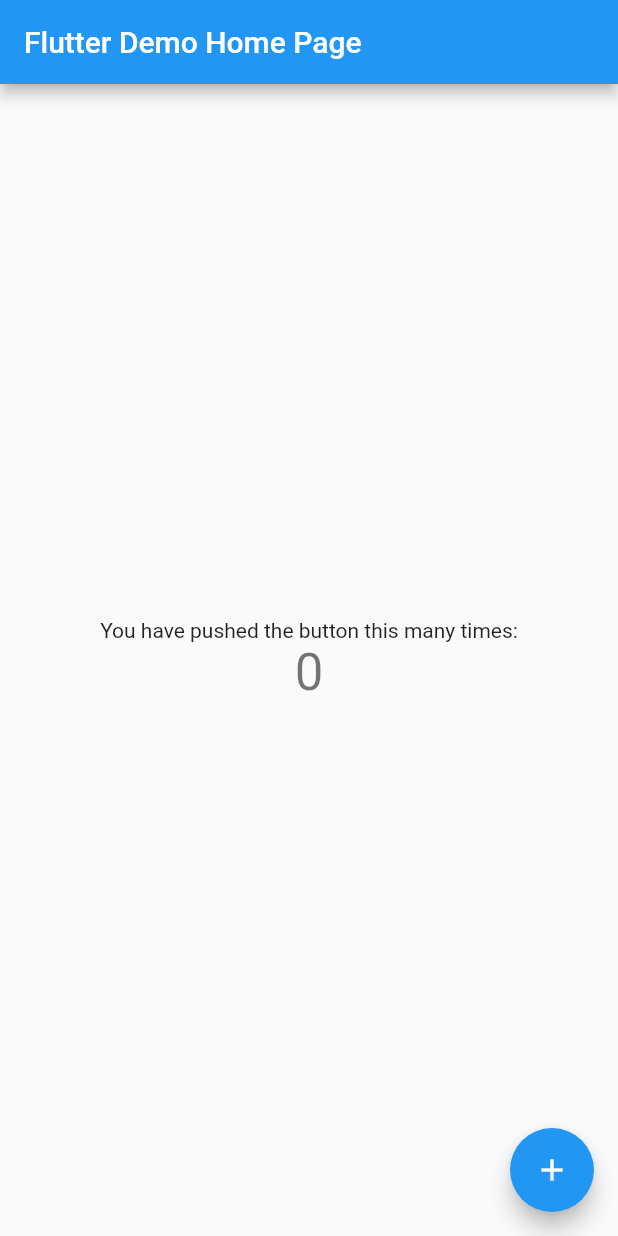
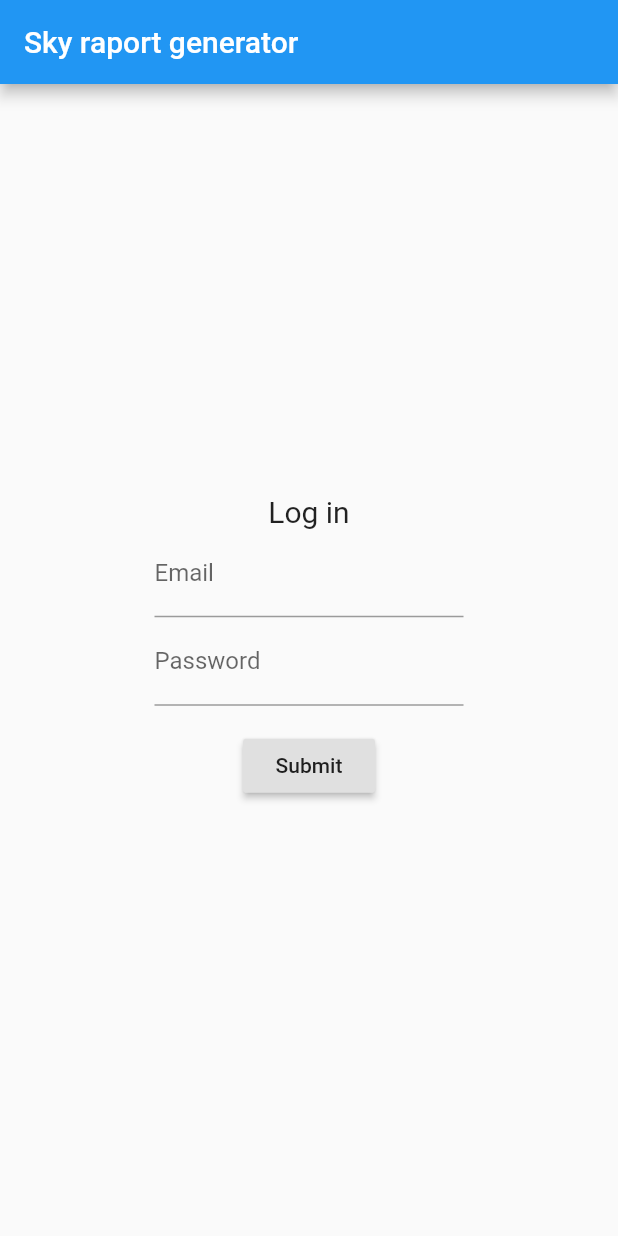
Before and after one commit to skygate/skyexpo-matchmaking, a Flutter app: the screen it shows after launch, on a phone screen of 412 x 824 dp. Run offline on Flutter 3.47's test engine with Material 2 defaults, Android fonts, the phone set to English and light mode, and no system bars; our stand-ins replace flutter_redux, redux; missing offline and left inert: redux_epics.

Commit message:
[SKYEX-42] Set up login feature

```diff
--- /dev/null
+++ b/mobile/lib/common/validators/isNotEmpty.validator.dart
@@ -0,0 +1,6 @@
+String isNotEmptyValidator(String value) {
+  if (value.isEmpty) {
+    return 'This field is required';
+  }
+  return null;
+}
--- /dev/null
+++ b/mobile/lib/features/auth/actions/auth.actions.dart
@@ -0,0 +1,25 @@
+import 'package:mobile/features/auth/models/credentails.model.dart';
+
+class LogInRequestAction {
+  final Credentials credentials;
+
+  LogInRequestAction(this.credentials);
+
+  @override
+  String toString() {
+    return 'LogInRequestAction{credentials: $credentials}';
+  }
+}
+
+class LogInSucceedAction {
+  final Credentials userData;
+
+  LogInSucceedAction(this.userData);
+
+  @override
+  String toString() {
+    return 'LogInRequestAction{userData: $userData}';
+  }
+}
+
+class LogInFailedAction {}
--- /dev/null
+++ b/mobile/lib/features/auth/containers/log-in.container.dart
@@ -0,0 +1,36 @@
+import 'package:flutter/cupertino.dart';
+import 'package:flutter/foundation.dart';
+import 'package:mobile/features/auth/widgets/log-in.widget.dart';
+import 'package:redux/redux.dart';
+import 'package:flutter_redux/flutter_redux.dart';
+
+import 'package:mobile/features/auth/actions/auth.actions.dart';
+import 'package:mobile/store/app-state.dart';
+
+class LogInContainer extends StatelessWidget {
+  LogInContainer({Key key}) : super(key: key);
+
+  @override
+  Widget build(BuildContext context) {
+    return StoreConnector<AppState, _ViewModel>(
+      converter: _ViewModel.fromStore,
+      builder: (context, vm) {
+        return LogInForm(
+          title: 'Log in',
+          onFormSubmit: vm.logInRequestAction,
+        );
+      },
+    );
+  }
+}
+
+class _ViewModel {
+  final Function(dynamic) logInRequestAction;
+  _ViewModel({@required this.logInRequestAction});
+
+  static _ViewModel fromStore(Store<AppState> store) {
+    return _ViewModel(logInRequestAction: (credentails) {
+      store.dispatch(LogInRequestAction(credentails));
+    });
+  }
+}
--- /dev/null
+++ b/mobile/lib/features/auth/models/credentails.model.dart
@@ -0,0 +1,4 @@
+class Credentials {
+  String email;
+  String password;
+}
--- /dev/null
+++ b/mobile/lib/features/auth/reducers/auth.reducer.dart
@@ -0,0 +1,29 @@
+import 'package:redux/redux.dart';
+
+import 'package:mobile/features/auth/actions/auth.actions.dart';
+
+class AuthState {
+  AuthState(
+      {this.email = '',
+      this.token = '',
+      this.isAuthenticated = false,
+      this.authIsChecked = false});
+
+  final String email;
+  final String token;
+  final bool isAuthenticated;
+  final bool authIsChecked;
+}
+
+final authReducer = combineReducers<AuthState>([
+  TypedReducer<AuthState, LogInSucceedAction>(getTokenSucceedReducer),
+]);
+
+AuthState getTokenSucceedReducer(
+    AuthState authState, LogInSucceedAction action) {
+  return new AuthState(
+      email: action.userData.email,
+      token: 'token',
+      isAuthenticated: true,
+      authIsChecked: authState.authIsChecked);
+}
--- /dev/null
+++ b/mobile/lib/features/auth/widgets/log-in.widget.dart
@@ -0,0 +1,64 @@
+import 'package:flutter/material.dart';
+import 'package:mobile/common/validators/getValidators.validator.dart';
+import 'package:mobile/common/validators/isNotEmpty.validator.dart';
+import 'package:mobile/common/validators/isValidEmail.validator.dart';
+import 'package:mobile/common/validators/isValidPassword.validator.dart';
+import 'package:mobile/features/auth/models/credentails.model.dart';
+
+class LogInForm extends StatelessWidget {
+  final _formKey = GlobalKey<FormState>();
+  final String title;
+  final Function(Credentials) onFormSubmit;
+  final Credentials _formData = new Credentials();
+
+  LogInForm({Key key, @required this.title, @required this.onFormSubmit})
+      : super(key: key);
+
+  void submitForm() {
+    if (_formKey.currentState.validate()) {
+      _formKey.currentState.save();
+      onFormSubmit(this._formData);
+    }
+  }
+
+  @override
+  Widget build(BuildContext context) {
+    return Center(
+        child: Container(
+            width: MediaQuery.of(context).size.width * 0.5,
+            child: Form(
+              key: _formKey,
+              child: Column(
+                mainAxisAlignment: MainAxisAlignment.center,
+                crossAxisAlignment: CrossAxisAlignment.center,
+                children: <Widget>[
+                  Text(title, style: TextStyle(fontSize: 20)),
+                  TextFormField(
+                    decoration: InputDecoration(labelText: 'Email'),
+                    onSaved: (String value) {
+                      this._formData.email = value;
+                    },
+                    validator: (value) => composeValidators(
+                        [isNotEmptyValidator, isValidEmailValidator], value),
+                  ),
+                  TextFormField(
+                    decoration: InputDecoration(labelText: 'Password'),
+                    onSaved: (String value) {
+                      this._formData.password = value;
+                    },
+                    obscureText: true,
+                    validator: (value) => composeValidators(
+                        [isNotEmptyValidator, isValidPasswordValidator], value),
+                  ),
+                  Padding(
+                    padding: const EdgeInsets.symmetric(vertical: 16.0),
+                    child: RaisedButton(
+                      onPressed: this.submitForm,
+                      child: Text('Submit'),
+                    ),
+                  ),
+                ],
+              ),
+            )));
+  }
+}
--- a/mobile/lib/main.dart
+++ b/mobile/lib/main.dart
@@ -1,111 +1,41 @@
 import 'package:flutter/material.dart';
+import 'package:flutter_redux/flutter_redux.dart';
+import 'package:redux/redux.dart';
 
-void main() => runApp(MyApp());
+import 'features/auth/containers/log-in.container.dart';
+import 'features/auth/reducers/auth.reducer.dart';
+import 'package:mobile/store/app-state.dart';
+import 'package:mobile/store/root-epic.dart';
 
-class MyApp extends StatelessWidget {
-  // This widget is the root of your application.
-  @override
-  Widget build(BuildContext context) {
-    return MaterialApp(
-      title: 'Flutter Demo',
-      theme: ThemeData(
-        // This is the theme of your application.
-        //
-        // Try running your application with "flutter run". You'll see the
-        // application has a blue toolbar. Then, without quitting the app, try
-        // changing the primarySwatch below to Colors.green and then invoke
-        // "hot reload" (press "r" in the console where you ran "flutter run",
-        // or simply save your changes to "hot reload" in a Flutter IDE).
-        // Notice that the counter didn't reset back to zero; the application
-        // is not restarted.
-        primarySwatch: Colors.blue,
-      ),
-      home: MyHomePage(title: 'Flutter Demo Home Page'),
-    );
-  }
+void main() {
+  WidgetsFlutterBinding.ensureInitialized();
+
+  runApp(Main());
 }
 
-class MyHomePage extends StatefulWidget {
-  MyHomePage({Key key, this.title}) : super(key: key);
+class Main extends StatelessWidget {
+  final Store<AppState> store;
 
-  // This widget is the home page of your application. It is stateful, meaning
-  // that it has a State object (defined below) that contains fields that affect
-  // how it looks.
-
-  // This class is the configuration for the state. It holds the values (in this
-  // case the title) provided by the parent (in this case the App widget) and
-  // used by the build method of the State. Fields in a Widget subclass are
-  // always marked "final".
-
-  final String title;
-
-  @override
-  _MyHomePageState createState() => _MyHomePageState();
-}
-
-class _MyHomePageState extends State<MyHomePage> {
-  int _counter = 0;
-
-  void _incrementCounter() {
-    setState(() {
-      // This call to setState tells the Flutter framework that something has
-      // changed in this State, which causes it to rerun the build method below
-      // so that the display can reflect the updated values. If we changed
-      // _counter without calling setState(), then the build method would not be
-      // called again, and so nothing would appear to happen.
-      _counter++;
-    });
-  }
+  Main({
+    Key key,
+  })  : store = Store<AppState>(appReducer,
+            initialState: new AppState(auth: new AuthState()),
+            middleware: [epicMiddleware]),
+        super(key: key);
 
   @override
   Widget build(BuildContext context) {
-    // This method is rerun every time setState is called, for instance as done
-    // by the _incrementCounter method above.
-    //
-    // The Flutter framework has been optimized to make rerunning build methods
-    // fast, so that you can just rebuild anything that needs updating rather
-    // than having to individually change instances of widgets.
-    return Scaffold(
-      appBar: AppBar(
-        // Here we take the value from the MyHomePage object that was created by
-        // the App.build method, and use it to set our appbar title.
-        title: Text(widget.title),
-      ),
-      body: Center(
-        // Center is a layout widget. It takes a single child and positions it
-        // in the middle of the parent.
-        child: Column(
-          // Column is also a layout widget. It takes a list of children and
-          // arranges them vertically. By default, it sizes itself to fit its
-          // children horizontally, and tries to be as tall as its parent.
-          //
-          // Invoke "debug painting" (press "p" in the console, choose the
-          // "Toggle Debug Paint" action from the Flutter Inspector in Android
-          // Studio, or the "Toggle Debug Paint" command in Visual Studio Code)
-          // to see the wireframe for each widget.
-          //
-          // Column has various properties to control how it sizes itself and
-          // how it positions its children. Here we use mainAxisAlignment to
-          // center the children vertically; the main axis here is the vertical
-          // axis because Columns are vertical (the cross axis would be
-          // horizontal).
-          mainAxisAlignment: MainAxisAlignment.center,
-          children: <Widget>[
-            Text(
-              'You have pushed the button this many times:',
-            ),
-            Text(
-              '$_counter',
-              style: Theme.of(context).textTheme.display1,
-            ),
-          ],
-        ),
-      ),
-      floatingActionButton: FloatingActionButton(
-        onPressed: _incrementCounter,
-        tooltip: 'Increment',
-        child: Icon(Icons.add),
-      ), // This trailing comma makes auto-formatting nicer for build methods.
-    );
+    return StoreProvider(
+        store: store,
+        child: MaterialApp(
+          title: 'Sky raport generator',
+          theme: ThemeData(
+            primarySwatch: Colors.blue,
+          ),
+          home: Scaffold(
+            appBar: AppBar(title: Text('Sky raport generator')),
+            body: Container(child: LogInContainer()),
+          ),
+        ));
   }
 }
--- /dev/null
+++ b/mobile/lib/store/app-state.dart
@@ -0,0 +1,12 @@
+import 'package:mobile/features/auth/reducers/auth.reducer.dart';
+
+class AppState {
+  AppState({this.auth}) {}
+  final AuthState auth;
+}
+
+AppState appReducer(AppState state, action) {
+  return AppState(
+    auth: authReducer(state.auth, action),
+  );
+}
--- /dev/null
+++ b/mobile/lib/store/root-epic.dart
@@ -0,0 +1,4 @@
+import 'package:mobile/features/auth/epics/auth.epics.dart';
+import 'package:redux_epics/redux_epics.dart';
+
+var epicMiddleware = new EpicMiddleware(authEpics);
```
Also changed, not shown: mobile/lib/common/services/http.service.dart (added, +15 -0 lines), mobile/lib/common/validators/getValidators.validator.dart (added, +10 -0 lines), mobile/lib/common/validators/isValidEmail.validator.dart (added, +11 -0 lines), mobile/lib/common/validators/isValidPassword.validator.dart (added, +11 -0 lines), mobile/lib/features/auth/epics/auth.epics.dart (added, +17 -0 lines), mobile/lib/features/auth/services/auth.services.dart (added, +7 -0 lines), mobile/pubspec.yaml (+4 -7 lines), mobile/lib/config/api.config.dart (added), mobile/lib/features/auth/selectors/auth.selectors.dart (added), mobile/pubspec.lock, 1 other file.
